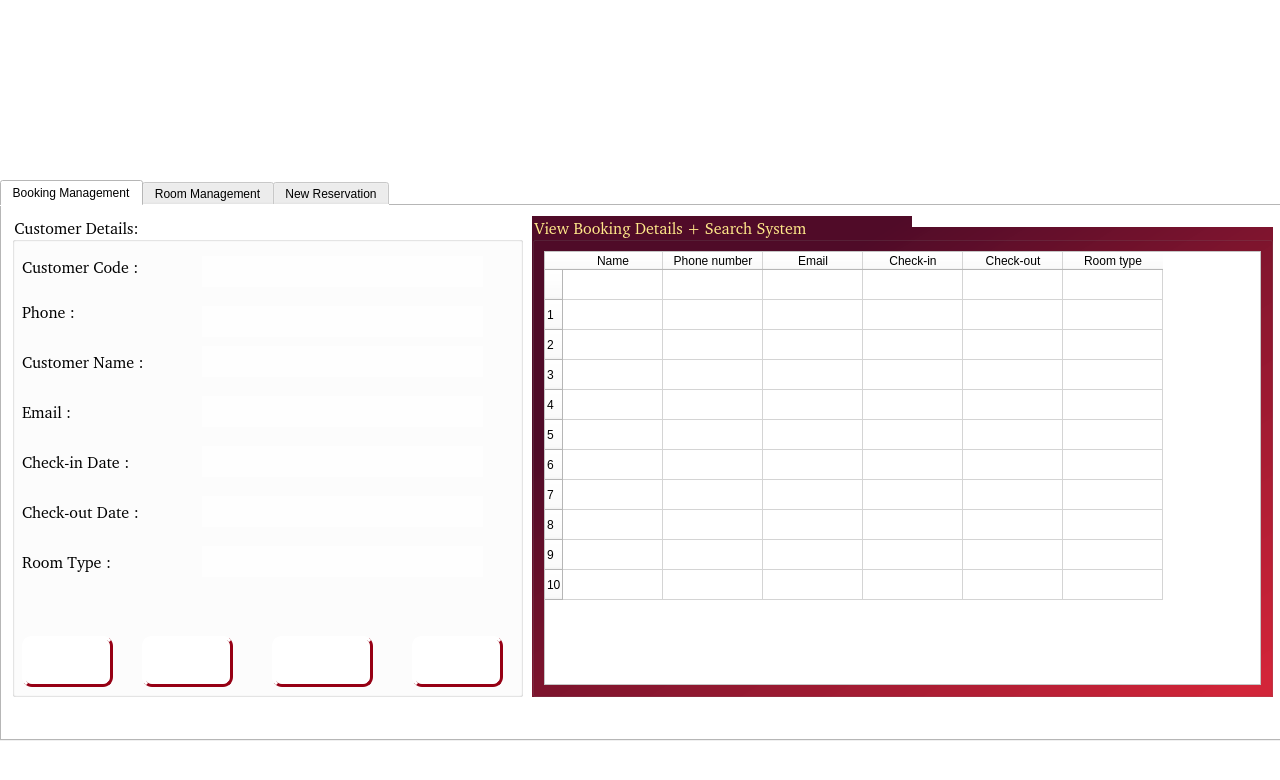
Tranle1509/HotelManagement, file ui/MainWindowManagement.ui: the form before one commit.
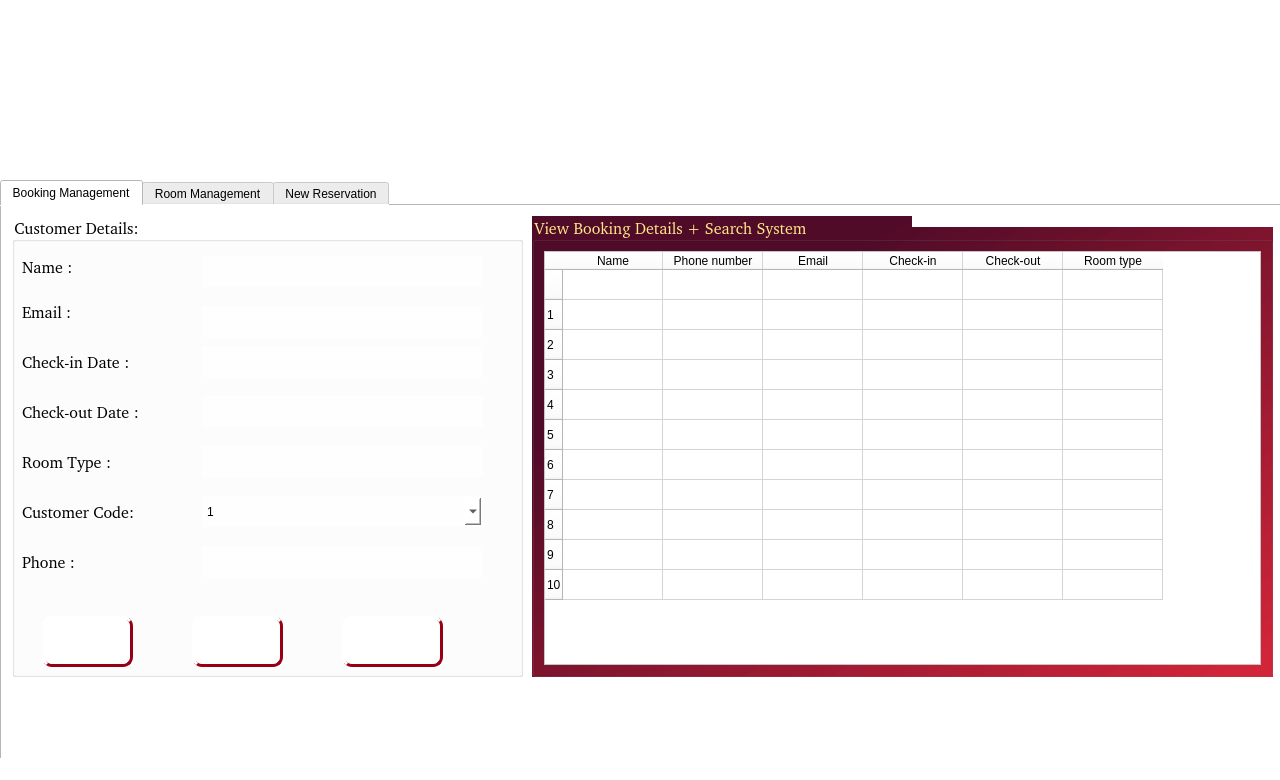
The form after the commit. The open tabs and pages were chosen to show the change. Icons and pictures are not drawn.

The edit to the form file:
```diff
--- a/ui/MainWindowManagement.ui
+++ b/ui/MainWindowManagement.ui
@@ -41,7 +41,7 @@
       <x>0</x>
       <y>180</y>
       <width>1281</width>
-      <height>561</height>
+      <height>601</height>
      </rect>
     </property>
     <property name="styleSheet">
@@ -60,7 +60,7 @@
         <x>530</x>
         <y>10</y>
         <width>741</width>
-        <height>481</height>
+        <height>461</height>
        </rect>
       </property>
       <property name="font">
@@ -232,7 +232,7 @@
         <x>10</x>
         <y>10</y>
         <width>511</width>
-        <height>481</height>
+        <height>461</height>
        </rect>
       </property>
       <property name="font">
@@ -269,7 +269,7 @@
        <property name="geometry">
         <rect>
          <x>10</x>
-         <y>180</y>
+         <y>80</y>
          <width>121</width>
          <height>31</height>
         </rect>
@@ -295,7 +295,7 @@
        <property name="geometry">
         <rect>
          <x>10</x>
-         <y>230</y>
+         <y>130</y>
          <width>151</width>
          <height>31</height>
         </rect>
@@ -320,7 +320,7 @@
        <property name="geometry">
         <rect>
          <x>10</x>
-         <y>280</y>
+         <y>180</y>
          <width>151</width>
          <height>31</height>
         </rect>
@@ -345,7 +345,7 @@
        <property name="geometry">
         <rect>
          <x>10</x>
-         <y>330</y>
+         <y>230</y>
          <width>151</width>
          <height>31</height>
         </rect>
@@ -370,7 +370,7 @@
        <property name="geometry">
         <rect>
          <x>10</x>
-         <y>130</y>
+         <y>280</y>
          <width>191</width>
          <height>31</height>
         </rect>
@@ -388,15 +388,15 @@
         <string notr="true">background-color: transparent; border:transparent;</string>
        </property>
        <property name="text">
-        <string>Customer Name :</string>
+        <string>Customer Code:</string>
        </property>
       </widget>
       <widget class="QLabel" name="label_173">
        <property name="geometry">
         <rect>
          <x>10</x>
-         <y>80</y>
-         <width>91</width>
+         <y>330</y>
+         <width>191</width>
          <height>31</height>
         </rect>
        </property>
@@ -419,8 +419,8 @@
       <widget class="QPushButton" name="pushButtonUpdate">
        <property name="geometry">
         <rect>
-         <x>10</x>
-         <y>420</y>
+         <x>30</x>
+         <y>400</y>
          <width>91</width>
          <height>51</height>
         </rect>
@@ -469,8 +469,8 @@
       <widget class="QPushButton" name="pushButtonDelete">
        <property name="geometry">
         <rect>
-         <x>130</x>
-         <y>420</y>
+         <x>180</x>
+         <y>400</y>
          <width>91</width>
          <height>51</height>
         </rect>
@@ -519,8 +519,8 @@
       <widget class="QPushButton" name="pushButtonreset">
        <property name="geometry">
         <rect>
-         <x>260</x>
-         <y>420</y>
+         <x>330</x>
+         <y>400</y>
          <width>101</width>
          <height>51</height>
         </rect>
@@ -623,6 +623,46 @@
 color: rgb(0, 0, 0);</string>
        </property>
       </widget>
+      <widget class="QComboBox" name="comboBox_3">
+       <property name="geometry">
+        <rect>
+         <x>190</x>
+         <y>280</y>
+         <width>281</width>
+         <height>31</height>
+        </rect>
+       </property>
+       <property name="styleSheet">
+        <string notr="true">border: 2px solid transparent;
+background-color: rgb(255, 255, 255,200);
+color: rgb(0, 0, 0);</string>
+       </property>
+       <item>
+        <property name="text">
+         <string>1</string>
+        </property>
+       </item>
+       <item>
+        <property name="text">
+         <string>2</string>
+        </property>
+       </item>
+       <item>
+        <property name="text">
+         <string>3</string>
+        </property>
+       </item>
+       <item>
+        <property name="text">
+         <string>4</string>
+        </property>
+       </item>
+       <item>
+        <property name="text">
+         <string>5</string>
+        </property>
+       </item>
+      </widget>
       <widget class="QLineEdit" name="lineEdit_3">
        <property name="geometry">
         <rect>
@@ -646,7 +686,7 @@
         <rect>
          <x>10</x>
          <y>30</y>
-         <width>151</width>
+         <width>121</width>
          <height>41</height>
         </rect>
        </property>
@@ -664,7 +704,7 @@
  border:transparent;</string>
        </property>
        <property name="text">
-        <string>Customer Code :</string>
+        <string>Name :</string>
        </property>
       </widget>
       <widget class="QLineEdit" name="lineEdit_4">
@@ -736,74 +776,6 @@
         <string/>
        </property>
       </widget>
-      <widget class="QLineEdit" name="lineEdit_8">
-       <property name="geometry">
-        <rect>
-         <x>190</x>
-         <y>280</y>
-         <width>281</width>
-         <height>31</height>
-        </rect>
-       </property>
-       <property name="styleSheet">
-        <string notr="true">border: 2px solid transparent;
-background-color: rgb(255, 255, 255,200);
-color: rgb(0, 0, 0);</string>
-       </property>
-       <property name="text">
-        <string/>
-       </property>
-      </widget>
-      <widget class="QPushButton" name="pushButtonReport">
-       <property name="geometry">
-        <rect>
-         <x>400</x>
-         <y>420</y>
-         <width>91</width>
-         <height>51</height>
-        </rect>
-       </property>
-       <property name="font">
-        <font>
-         <family>#9Slide03 SFU Toledo Bold</family>
-         <pointsize>-1</pointsize>
-         <weight>50</weight>
-         <italic>false</italic>
-         <bold>false</bold>
-        </font>
-       </property>
-       <property name="styleSheet">
-        <string notr="true">
-QPushButton {
-    background-color: qlineargradient(spread:pad, x1:0.221636, y1:0.171091, x2:0.994318, y2:0.960227,
-                                      stop:0.0681818 rgba(80, 11, 40, 255),
-                                      stop:1 rgba(211, 26, 48, 243)); /* Gradient màu nền */
-    color: white;
-    border-radius: 10px;
-    padding: 8px;
-    font-size: 14px;
-
-    /* Viền sáng ở trên &amp; tối ở dưới để tạo hiệu ứng 3D */
-    border: 2px solid rgb(255, 255, 255); /* Viền trắng tổng thể */
-    border-top: 3px solid rgb(255, 255, 255); /* Viền trên sáng hơn */
-    border-left: 3px solid rgb(255, 255, 255);
-    border-bottom: 3px solid rgb(150, 0, 20); /* Viền dưới tối hơn */
-    border-right: 3px solid rgb(150, 0, 20);
-}
-
-QPushButton:pressed {
-    border-top: 3px solid rgb(150, 0, 20); /* Khi nhấn, đổi viền trên tối hơn */
-    border-left: 3px solid rgb(150, 0, 20);
-    border-bottom: 3px solid rgb(255, 255, 255); /* Viền dưới sáng hơn */
-    border-right: 3px solid rgb(255, 255, 255);
-    background-color: rgb(150, 0, 20); /* Màu nền tối hơn khi nhấn */
-}
-</string>
-       </property>
-       <property name="text">
-        <string>Report</string>
-       </property>
-      </widget>
      </widget>
     </widget>
     <widget class="QWidget" name="widget">
```
Left out of the diff: 81 changed lines with no effect on the pictures.
